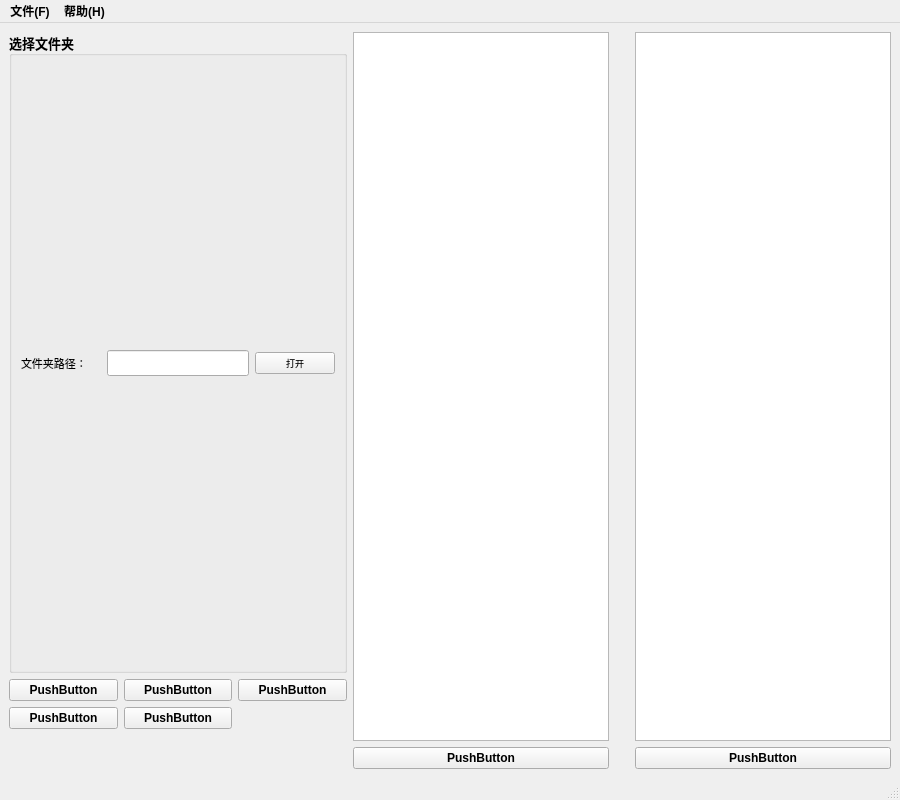
Before: the Qt Designer form UI/test.ui in hchX009/ChangeFileNameTool, drawn with Qt 5.
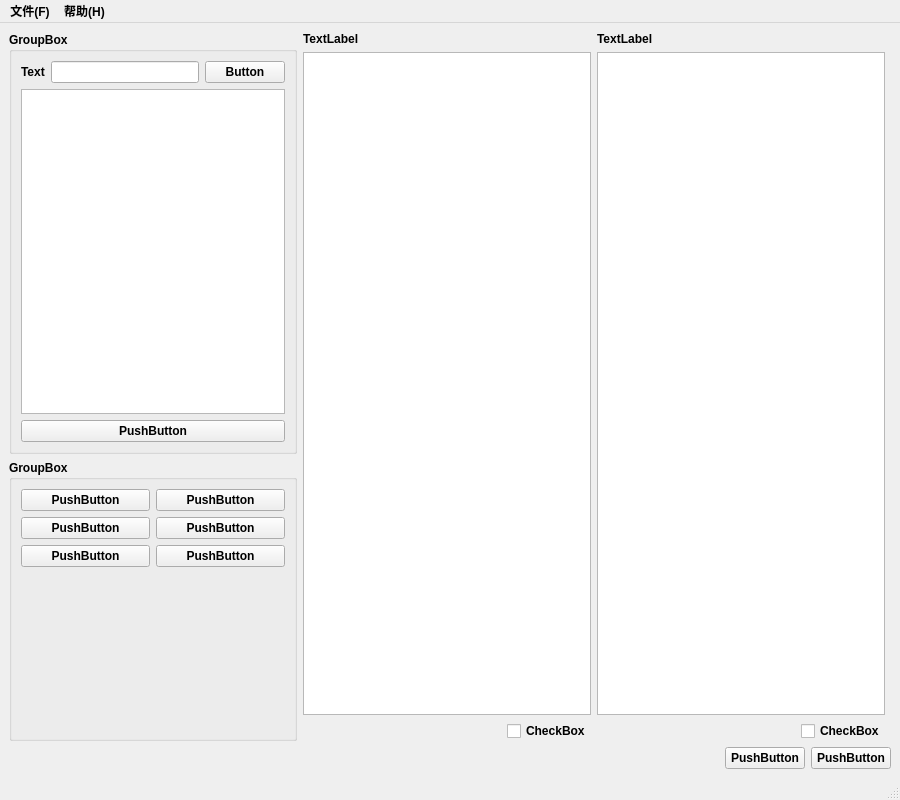
After: the same form once the commit is applied. Icons and pictures are not drawn.

Commit message: commit 明天为视图的object命名 in 2020.07.31

The edit to the form file:
```diff
--- a/UI/test.ui
+++ b/UI/test.ui
@@ -33,178 +33,234 @@
     <normaloff>../Documents/CASC_test.ico</normaloff>../Documents/CASC_test.ico</iconset>
   </property>
   <widget class="QWidget" name="centralwidget">
-   <layout class="QGridLayout" name="gridLayout_2" rowstretch="1,0" columnstretch="5,0,0,0">
-    <item row="0" column="3" rowspan="2">
-     <layout class="QVBoxLayout" name="verticalLayout_6" stretch="10,1">
-      <item>
-       <widget class="QTextEdit" name="textEdit_2"/>
-      </item>
-      <item>
-       <widget class="QPushButton" name="pushButton_7">
-        <property name="text">
-         <string>PushButton</string>
-        </property>
-       </widget>
-      </item>
-     </layout>
-    </item>
+   <layout class="QGridLayout" name="gridLayout_2" rowstretch="6,4,1" columnstretch="1,1,1,0">
     <item row="1" column="0">
-     <layout class="QGridLayout" name="gridLayout" columnstretch="0,0,0">
-      <item row="1" column="1">
-       <widget class="QPushButton" name="pushButton">
-        <property name="text">
-         <string>PushButton</string>
+     <widget class="QGroupBox" name="groupBox_2">
+      <property name="title">
+       <string>GroupBox</string>
+      </property>
+      <layout class="QVBoxLayout" name="verticalLayout_6">
+       <item>
+        <layout class="QGridLayout" name="gridLayout">
+         <item row="1" column="1">
+          <widget class="QPushButton" name="pushButton_8">
+           <property name="text">
+            <string>PushButton</string>
+           </property>
+          </widget>
+         </item>
+         <item row="1" column="0">
+          <widget class="QPushButton" name="pushButton_7">
+           <property name="text">
+            <string>PushButton</string>
+           </property>
+          </widget>
+         </item>
+         <item row="0" column="1">
+          <widget class="QPushButton" name="pushButton_6">
+           <property name="text">
+            <string>PushButton</string>
+           </property>
+          </widget>
+         </item>
+         <item row="2" column="1">
+          <widget class="QPushButton" name="pushButton_10">
+           <property name="text">
+            <string>PushButton</string>
+           </property>
+          </widget>
+         </item>
+         <item row="2" column="0">
+          <widget class="QPushButton" name="pushButton_9">
+           <property name="text">
+            <string>PushButton</string>
+           </property>
+          </widget>
+         </item>
+         <item row="0" column="0">
+          <widget class="QPushButton" name="pushButton_5">
+           <property name="text">
+            <string>PushButton</string>
+           </property>
+          </widget>
+         </item>
+         <item row="3" column="0">
+          <spacer name="verticalSpacer">
+           <property name="orientation">
+            <enum>Qt::Vertical</enum>
+           </property>
+           <property name="sizeHint" stdset="0">
+            <size>
+             <width>20</width>
+             <height>40</height>
+            </size>
+           </property>
+          </spacer>
+         </item>
+        </layout>
+       </item>
+      </layout>
+     </widget>
+    </item>
+    <item row="0" column="0">
+     <widget class="QGroupBox" name="groupBox">
+      <property name="title">
+       <string>GroupBox</string>
+      </property>
+      <layout class="QVBoxLayout" name="verticalLayout_5">
+       <item>
+        <layout class="QVBoxLayout" name="verticalLayout_4" stretch="1,5,0">
+         <item>
+          <layout class="QHBoxLayout" name="horizontalLayout_8" stretch="1,7,1">
+           <item>
+            <widget class="QLabel" name="label_2">
+             <property name="text">
+              <string>Text</string>
+             </property>
+            </widget>
+           </item>
+           <item>
+            <widget class="QLineEdit" name="lineEdit"/>
+           </item>
+           <item>
+            <widget class="QPushButton" name="pushButton_4">
+             <property name="text">
+              <string>Button</string>
+             </property>
+            </widget>
+           </item>
+          </layout>
+         </item>
+         <item>
+          <widget class="QTreeView" name="treeView"/>
+         </item>
+         <item>
+          <widget class="QPushButton" name="pushButton_3">
+           <property name="text">
+            <string>PushButton</string>
+           </property>
+          </widget>
+         </item>
+        </layout>
+       </item>
+      </layout>
+     </widget>
+    </item>
+    <item row="2" column="0" colspan="4">
+     <layout class="QHBoxLayout" name="horizontalLayout">
+      <item>
+       <spacer name="horizontalSpacer">
+        <property name="orientation">
+         <enum>Qt::Horizontal</enum>
         </property>
-       </widget>
-      </item>
-      <item row="0" column="0">
-       <widget class="QPushButton" name="pushButton_3">
-        <property name="text">
-         <string>PushButton</string>
+        <property name="sizeHint" stdset="0">
+         <size>
+          <width>40</width>
+          <height>20</height>
+         </size>
         </property>
-       </widget>
+       </spacer>
       </item>
-      <item row="1" column="0">
-       <widget class="QPushButton" name="pushButton_4">
-        <property name="text">
-         <string>PushButton</string>
-        </property>
-       </widget>
-      </item>
-      <item row="0" column="2">
-       <widget class="QPushButton" name="pushButton_8">
-        <property name="text">
-         <string>PushButton</string>
-        </property>
-       </widget>
-      </item>
-      <item row="0" column="1">
+      <item>
        <widget class="QPushButton" name="pushButton_2">
         <property name="text">
          <string>PushButton</string>
         </property>
        </widget>
       </item>
-      <item row="2" column="1">
-       <spacer name="verticalSpacer_5">
-        <property name="orientation">
-         <enum>Qt::Vertical</enum>
+      <item>
+       <widget class="QPushButton" name="pushButton">
+        <property name="text">
+         <string>PushButton</string>
         </property>
-        <property name="sizeHint" stdset="0">
-         <size>
-          <width>20</width>
-          <height>40</height>
-         </size>
-        </property>
-       </spacer>
+       </widget>
       </item>
      </layout>
     </item>
     <item row="0" column="1" rowspan="2">
-     <layout class="QVBoxLayout" name="verticalLayout_8">
+     <layout class="QVBoxLayout" name="verticalLayout">
       <item>
-       <widget class="QTextEdit" name="textEdit"/>
-      </item>
-      <item>
-       <widget class="QPushButton" name="pushButton_6">
+       <widget class="QLabel" name="label">
         <property name="text">
-         <string>PushButton</string>
+         <string>TextLabel</string>
         </property>
        </widget>
       </item>
+      <item>
+       <layout class="QHBoxLayout" name="horizontalLayout_6" stretch="18">
+        <item>
+         <widget class="QPlainTextEdit" name="plainTextEdit"/>
+        </item>
+       </layout>
+      </item>
+      <item>
+       <layout class="QHBoxLayout" name="horizontalLayout_9">
+        <item>
+         <spacer name="horizontalSpacer_2">
+          <property name="orientation">
+           <enum>Qt::Horizontal</enum>
+          </property>
+          <property name="sizeHint" stdset="0">
+           <size>
+            <width>40</width>
+            <height>20</height>
+           </size>
+          </property>
+         </spacer>
+        </item>
+        <item>
+         <widget class="QCheckBox" name="checkBox_2">
+          <property name="text">
+           <string>CheckBox</string>
+          </property>
+         </widget>
+        </item>
+       </layout>
+      </item>
      </layout>
     </item>
     <item row="0" column="2" rowspan="2">
-     <layout class="QVBoxLayout" name="verticalLayout_7" stretch="1,1,1">
-      <property name="spacing">
-       <number>7</number>
-      </property>
-      <property name="sizeConstraint">
-       <enum>QLayout::SetDefaultConstraint</enum>
-      </property>
+     <layout class="QVBoxLayout" name="verticalLayout_2">
       <item>
-       <spacer name="verticalSpacer_4">
-        <property name="orientation">
-         <enum>Qt::Vertical</enum>
+       <widget class="QLabel" name="label_3">
+        <property name="text">
+         <string>TextLabel</string>
         </property>
-        <property name="sizeHint" stdset="0">
-         <size>
-          <width>20</width>
-          <height>40</height>
-         </size>
-        </property>
-       </spacer>
+       </widget>
       </item>
       <item>
-       <layout class="QVBoxLayout" name="verticalLayout"/>
+       <layout class="QHBoxLayout" name="horizontalLayout_7">
+        <item>
+         <widget class="QPlainTextEdit" name="plainTextEdit_2"/>
+        </item>
+       </layout>
       </item>
       <item>
-       <spacer name="verticalSpacer">
-        <property name="orientation">
-         <enum>Qt::Vertical</enum>
-        </property>
-        <property name="sizeHint" stdset="0">
-         <size>
-          <width>20</width>
-          <height>40</height>
-         </size>
-        </property>
-       </spacer>
+       <layout class="QHBoxLayout" name="horizontalLayout_10">
+        <item>
+         <spacer name="horizontalSpacer_3">
+          <property name="orientation">
+           <enum>Qt::Horizontal</enum>
+          </property>
+          <property name="sizeHint" stdset="0">
+           <size>
+            <width>40</width>
+            <height>20</height>
+           </size>
+          </property>
+         </spacer>
+        </item>
+        <item>
+         <widget class="QCheckBox" name="checkBox">
+          <property name="text">
+           <string>CheckBox</string>
+          </property>
+         </widget>
+        </item>
+       </layout>
       </item>
      </layout>
     </item>
-    <item row="0" column="0">
-     <widget class="QGroupBox" name="chooseFolder">
-      <property name="font">
-       <font>
-        <family>Adobe 黑体 Std R</family>
-        <pointsize>10</pointsize>
-        <weight>75</weight>
-        <bold>true</bold>
-       </font>
-      </property>
-      <property name="title">
-       <string>选择文件夹</string>
-      </property>
-      <layout class="QGridLayout" name="gridLayout_4" columnstretch="2,0,0">
-       <item row="0" column="2">
-        <widget class="QPushButton" name="pushButton_5">
-         <property name="font">
-          <font>
-           <pointsize>7</pointsize>
-           <weight>50</weight>
-           <bold>false</bold>
-          </font>
-         </property>
-         <property name="text">
-          <string>打开</string>
-         </property>
-        </widget>
-       </item>
-       <item row="0" column="1">
-        <widget class="QLineEdit" name="lineEdit">
-         <property name="text">
-          <string/>
-         </property>
-        </widget>
-       </item>
-       <item row="0" column="0">
-        <widget class="QLabel" name="label">
-         <property name="font">
-          <font>
-           <pointsize>8</pointsize>
-           <weight>50</weight>
-           <bold>false</bold>
-          </font>
-         </property>
-         <property name="text">
-          <string>文件夹路径：</string>
-         </property>
-        </widget>
-       </item>
-      </layout>
-     </widget>
-    </item>
    </layout>
   </widget>
   <widget class="QMenuBar" name="menubar">
```
The commit also changes 1 other file.
